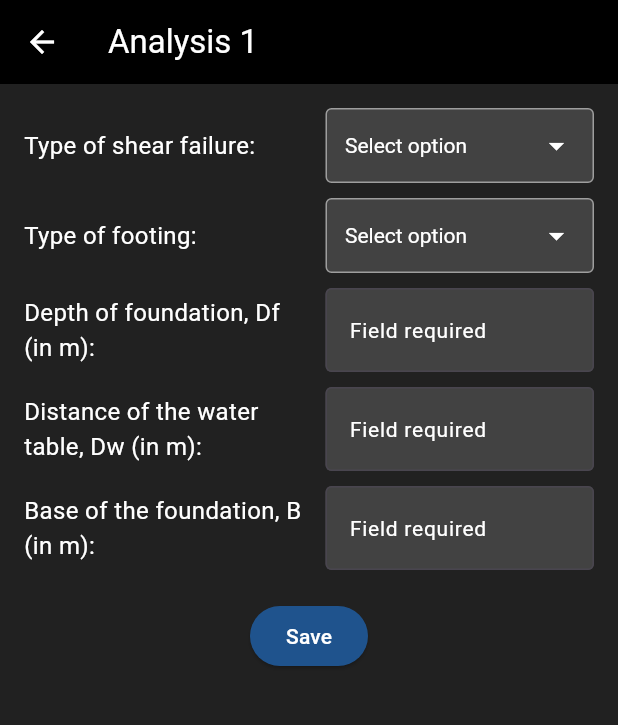
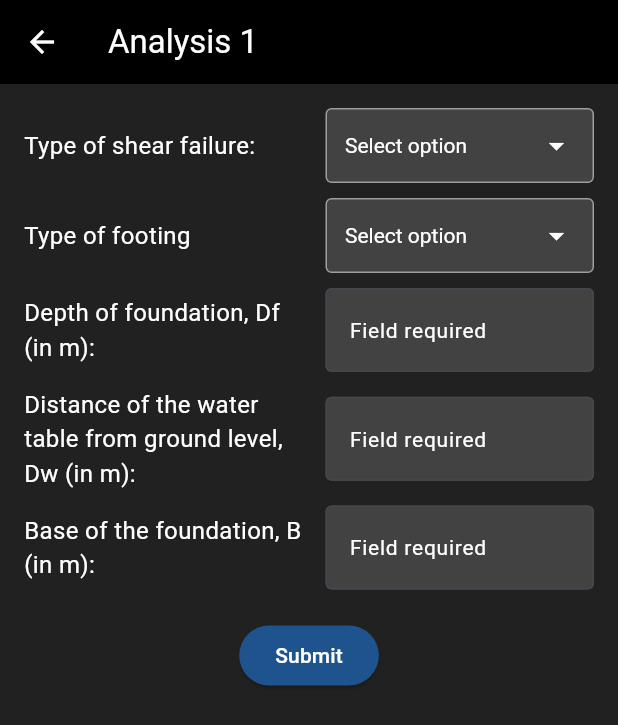
Before and after one commit to raymunddd/foundcalc, a Flutter app: the screen it shows after launch, after a tap on "Analysis", on a phone screen of 412 x 824 dp. Shown: the top 725 px of the screen. Run offline on Flutter 3.47's test engine with Material 3 defaults, Android fonts, the phone set to English and light mode, and no system bars.

Commit message:
Never mind T^T

```diff
--- a/foundcalc/lib/main.dart
+++ b/foundcalc/lib/main.dart
@@ -2,25 +2,6 @@ import 'package:flutter/material.dart';
 
 void main() {
   runApp(MyApp());
-}
-
-class TabDataStorage {
-  static final TabDataStorage _instance = TabDataStorage._internal();
-
-  factory TabDataStorage() => _instance;
-
-  TabDataStorage._internal();
-
-  // Stores input values for each tab
-  Map<String, Map<String, dynamic>> _savedData = {};
-
-  void saveData(String tabName, Map<String, dynamic> data) {
-    _savedData[tabName] = data;
-  }
-
-  Map<String, dynamic>? getData(String tabName) {
-    return _savedData[tabName];
-  }
 }
 
 class MyApp extends StatelessWidget {
@@ -250,48 +231,29 @@ class AnalysisPage extends StatefulWidget {
 }
 
 class _AnalysisPageState extends State<AnalysisPage> {
+  // Controllers for the input fields
   final TextEditingController _input1Controller = TextEditingController();
   final TextEditingController _input2Controller = TextEditingController();
   final TextEditingController _input3Controller = TextEditingController();
 
-  String? _selectedSoilType;
-  String? _selectedFootingType;
+  // Dropdown value and options
+  String? _selectedSoilType; // Holds the selected value from the dropdown
+  final List<String> _soilTypes = [
+    'General shear failure',
+    'Local shear failure',
+  ]; // Options for the dropdown
 
-  final List<String> _soilTypes = ['General shear failure', 'Local shear failure'];
-  final List<String> _footingTypes = ['Strip or continuous', 'Square', 'Circular'];
-
-  @override
-  void initState() {
-    super.initState();
-    _loadSavedData();
-  }
-
-  void _loadSavedData() {
-    var savedData = TabDataStorage().getData(widget.title);
-    if (savedData != null) {
-      setState(() {
-        _input1Controller.text = savedData['input1'] ?? '';
-        _input2Controller.text = savedData['input2'] ?? '';
-        _input3Controller.text = savedData['input3'] ?? '';
-        _selectedSoilType = savedData['soilType'];
-        _selectedFootingType = savedData['footingType'];
-      });
-    }
-  }
-
-  void _saveData() {
-    TabDataStorage().saveData(widget.title, {
-      'input1': _input1Controller.text,
-      'input2': _input2Controller.text,
-      'input3': _input3Controller.text,
-      'soilType': _selectedSoilType,
-      'footingType': _selectedFootingType,
-    });
-  }
+  // Second dropdown value and options
+  String? _selectedAnotherDropdown; // Holds the selected value from the second dropdown
+  final List<String> _anotherDropdownOptions = [
+    'Strip or continuous',
+    'Square',
+    'Circular',
+  ]; // Options for the second dropdown
 
   @override
   void dispose() {
-    _saveData();
+    // Dispose the controllers when the widget is disposed
     _input1Controller.dispose();
     _input2Controller.dispose();
     _input3Controller.dispose();
@@ -303,34 +265,34 @@ class _AnalysisPageState extends State<AnalysisPage> {
     return Scaffold(
       backgroundColor: Color(0xFF212121),
       appBar: AppBar(
-        title: Text(widget.title, style: TextStyle(color: Colors.white)),
+        title: Text(
+          widget.title,
+          style: TextStyle(color: Colors.white),
+        ),
         backgroundColor: Colors.black,
       ),
       body: Padding(
         padding: const EdgeInsets.all(16.0),
         child: Column(
           children: [
-            _buildDropdownRow('Type of shear failure:', _soilTypes, _selectedSoilType, (newValue) {
-              setState(() {
-                _selectedSoilType = newValue;
-              });
-            }),
-            SizedBox(height: 10),
-            _buildDropdownRow('Type of footing:', _footingTypes, _selectedFootingType, (newValue) {
-              setState(() {
-                _selectedFootingType = newValue;
-              });
-            }),
-            SizedBox(height: 10),
-            _buildInputRow('Depth of foundation, Df (in m):', _input1Controller),
-            SizedBox(height: 10),
-            _buildInputRow('Distance of the water table, Dw (in m):', _input2Controller),
-            SizedBox(height: 10),
-            _buildInputRow('Base of the foundation, B (in m):', _input3Controller),
-            SizedBox(height: 20),
+            // Display the form row
+            _buildFormRow(),
+            SizedBox(height: 20), // Add some spacing
             ElevatedButton(
-              onPressed: _saveData,
-              child: Text('Save'),
+              onPressed: () {
+                // Handle form submission
+                String input1 = _input1Controller.text;
+                String input2 = _input2Controller.text;
+                String input3 = _input3Controller.text;
+                String soilType = _selectedSoilType ?? 'Not selected';
+
+                // You can process the inputs here
+                print('Input 1: $input1');
+                print('Input 2: $input2');
+                print('Input 3: $input3');
+                print('Soil Type: $soilType');
+              },
+              child: Text('Submit'),
               style: ElevatedButton.styleFrom(
                 backgroundColor: Color(0xFF1F538D),
                 foregroundColor: Colors.white,
@@ -342,13 +304,22 @@ class _AnalysisPageState extends State<AnalysisPage> {
     );
   }
 
-  Widget _buildDropdownRow(String label, List<String> options, String? selectedValue, Function(String?) onChanged) {
-    return Row(
+  Widget _buildFormRow() {
+    return Column(
       children: [
-        Expanded(child: Text(label, style: TextStyle(color: Colors.white, fontSize: 16))),
-        SizedBox(width: 10),
+        // Row 1: Dropdown for Soil Type
+        Row(
+          children: [
+            Expanded(
+              flex: 1,
+              child: Text(
+                'Type of shear failure:',
+                style: TextStyle(color: Colors.white, fontSize: 16),
+              ),
+            ),
+            SizedBox(width: 10), // Add spacing between label and dropdown
             Container(
-          width: 179,
+              width: 179, // Set the width of the dropdown box
               decoration: BoxDecoration(
                 border: Border.all(color: Colors.grey),
                 borderRadius: BorderRadius.circular(4),
@@ -356,17 +327,24 @@ class _AnalysisPageState extends State<AnalysisPage> {
               ),
               padding: EdgeInsets.symmetric(horizontal: 12),
               child: DropdownButton<String>(
-            isExpanded: true,
-            value: selectedValue,
-            hint: Text('Select option', style: TextStyle(color: Colors.white)),
+                isExpanded: true, // Ensure the dropdown expands to fill the container
+                value: _selectedSoilType,
+                hint: Text(
+                  'Select option',
+                  style: TextStyle(color: Colors.white),
+                ),
                 dropdownColor: Colors.grey[800],
                 icon: Icon(Icons.arrow_drop_down, color: Colors.white),
                 iconSize: 24,
                 elevation: 16,
                 style: TextStyle(color: Colors.white),
-            underline: SizedBox(),
-            onChanged: onChanged,
-            items: options.map<DropdownMenuItem<String>>((String value) {
+                underline: SizedBox(), // Remove the default underline
+                onChanged: (String? newValue) {
+                  setState(() {
+                    _selectedSoilType = newValue;
+                  });
+                },
+                items: _soilTypes.map<DropdownMenuItem<String>>((String value) {
                   return DropdownMenuItem<String>(
                     value: value,
                     child: Text(value),
@@ -375,23 +353,79 @@ class _AnalysisPageState extends State<AnalysisPage> {
               ),
             ),
           ],
+        ),
+        SizedBox(height: 10), // Spacing between rows
+
+        // Row 2: Type of footing
+        Row(
+          children: [
+            Expanded(
+              flex: 1,
+              child: Text(
+                'Type of footing',
+                style: TextStyle(color: Colors.white, fontSize: 16),
+              ),
+            ),
+            SizedBox(width: 10), // Add spacing between label and dropdown
+            Container(
+              width: 179, // Set the width of the dropdown box
+              decoration: BoxDecoration(
+                border: Border.all(color: Colors.grey),
+                borderRadius: BorderRadius.circular(4),
+                color: Colors.grey[800],
+              ),
+              padding: EdgeInsets.symmetric(horizontal: 12),
+              child: DropdownButton<String>(
+                isExpanded: true, // Ensure the dropdown expands to fill the container
+                value: _selectedAnotherDropdown, // Add a new state variable for this dropdown
+                hint: Text(
+                  'Select option',
+                  style: TextStyle(color: Colors.white),
+                ),
+                dropdownColor: Colors.grey[800],
+                icon: Icon(Icons.arrow_drop_down, color: Colors.white),
+                iconSize: 24,
+                elevation: 16,
+                style: TextStyle(color: Colors.white),
+                underline: SizedBox(), // Remove the default underline
+                onChanged: (String? newValue) {
+                  setState(() {
+                    _selectedAnotherDropdown = newValue;
+                  });
+                },
+                items: _anotherDropdownOptions.map<DropdownMenuItem<String>>((String value) {
+                  return DropdownMenuItem<String>(
+                    value: value,
+                    child: Text(value),
                   );
-  }
+                }).toList(),
+              ),
+            ),
+          ],
+        ),
+        SizedBox(height: 10), // Spacing between rows
 
-  Widget _buildInputRow(String label, TextEditingController controller) {
-    return Row(
+         // Row 3: Depth of foundation, Df (in m)
+        Row(
           children: [
-        Expanded(child: Text(label, style: TextStyle(color: Colors.white, fontSize: 16))),
-        SizedBox(width: 10),
+            Expanded(
+              flex: 1,
+              child: Text(
+                'Depth of foundation, Df (in m):',
+                style: TextStyle(color: Colors.white, fontSize: 16),
+              ),
+            ),
+            SizedBox(width: 10), // Add spacing between label and input box
             Container(
               width: 179, // Set the width of the input box
               child: TextSelectionTheme(
                 data: TextSelectionThemeData(
                   cursorColor: Colors.white, // Change cursor color
-              selectionColor: Colors.blue.withOpacity(0.5), // Change highlight color
-              selectionHandleColor: Colors.white, // Change teardrop handle color
+                  selectionColor: Colors.blue, // Change selection highlight color
+                  selectionHandleColor: Colors.blue, // Change selection handle color
                 ),
                 child: TextField(
+                  controller: _input1Controller,
                   style: TextStyle(color: Colors.white),
                   decoration: InputDecoration(
                     hintText: "Field required",
@@ -400,17 +434,96 @@ class _AnalysisPageState extends State<AnalysisPage> {
                     filled: true,
                     fillColor: Colors.grey[800],
                     focusedBorder: OutlineInputBorder(
-                  borderSide: BorderSide(color: Colors.white),
+                      borderSide: BorderSide(color: Colors.white)
+                    )
                   ),
                 ),
               ),
             ),
+          ],
+        ),
+        SizedBox(height: 10), // Spacing between rows
+
+        // Row 4: Distance of the water table from ground level, Dw (in m)
+        Row(
+          children: [
+            Expanded(
+              flex: 1,
+              child: Text(
+                'Distance of the water table from ground level, Dw (in m):',
+                style: TextStyle(color: Colors.white, fontSize: 16),
+              ),
+            ),
+            SizedBox(width: 10), // Add spacing between label and input box
+            Container(
+              width: 179, // Set the width of the input box
+              child: TextSelectionTheme(
+                data: TextSelectionThemeData(
+                  cursorColor: Colors.white, // Change cursor color
+                  selectionColor: Colors.blue, // Change selection highlight color
+                  selectionHandleColor: Colors.blue, // Change selection handle color
+                ),
+                child: TextField(
+                  controller: _input2Controller,
+                  style: TextStyle(color: Colors.white),
+                  decoration: InputDecoration(
+                    hintText: "Field required",
+                    hintStyle: TextStyle(color: Colors.white, fontSize: 14),
+                    border: OutlineInputBorder(),
+                    filled: true,
+                    fillColor: Colors.grey[800],
+                    focusedBorder: OutlineInputBorder(
+                      borderSide: BorderSide(color: Colors.white)
                     )
+                  ),
+                ),
+              ),
+            ),
+          ],
+        ),
+        SizedBox(height: 10), // Spacing between rows
+
+        // Row 5: Base of the foundation, B (in m)
+        Row(
+          children: [
+            Expanded(
+              flex: 1,
+              child: Text(
+                'Base of the foundation, B (in m):',
+                style: TextStyle(color: Colors.white, fontSize: 16),
+              ),
+            ),
+            SizedBox(width: 10), // Add spacing between label and input box
+            Container(
+              width: 179, // Set the width of the input box
+              child: TextSelectionTheme(
+                data: TextSelectionThemeData(
+                  cursorColor: Colors.white, // Change cursor color
+                  selectionColor: Colors.blue, // Change selection highlight color
+                  selectionHandleColor: Colors.blue, // Change selection handle color
+                ),
+                child: TextField(
+                  controller: _input3Controller,
+                  style: TextStyle(color: Colors.white),
+                  decoration: InputDecoration(
+                    hintText: "Field required",
+                    hintStyle: TextStyle(color: Colors.white, fontSize: 14),
+                    border: OutlineInputBorder(),
+                    filled: true,
+                    fillColor: Colors.grey[800],
+                    focusedBorder: OutlineInputBorder(
+                      borderSide: BorderSide(color: Colors.white)
+                    )
+                  ),
+                ),
+              ),
+            ),
+          ],
+        ),
       ],
     );
   }
 }
-
 
 class DesignPage extends StatefulWidget {
   final String title;
```
Lines whose indentation alone changed are shown as unchanged.
